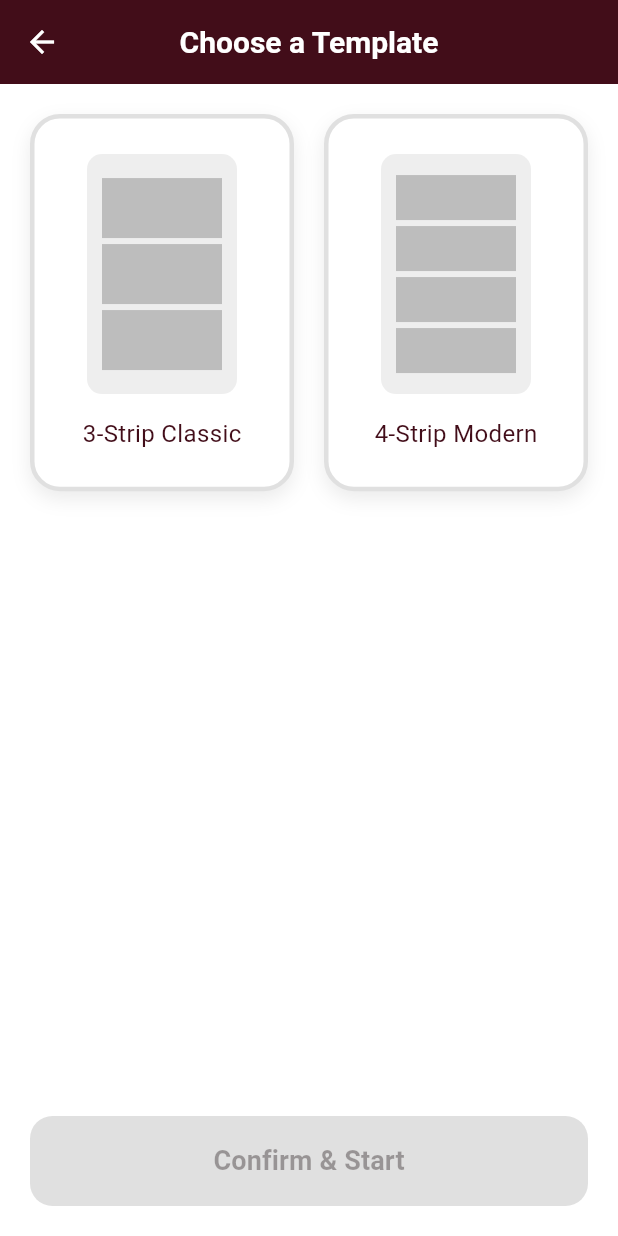
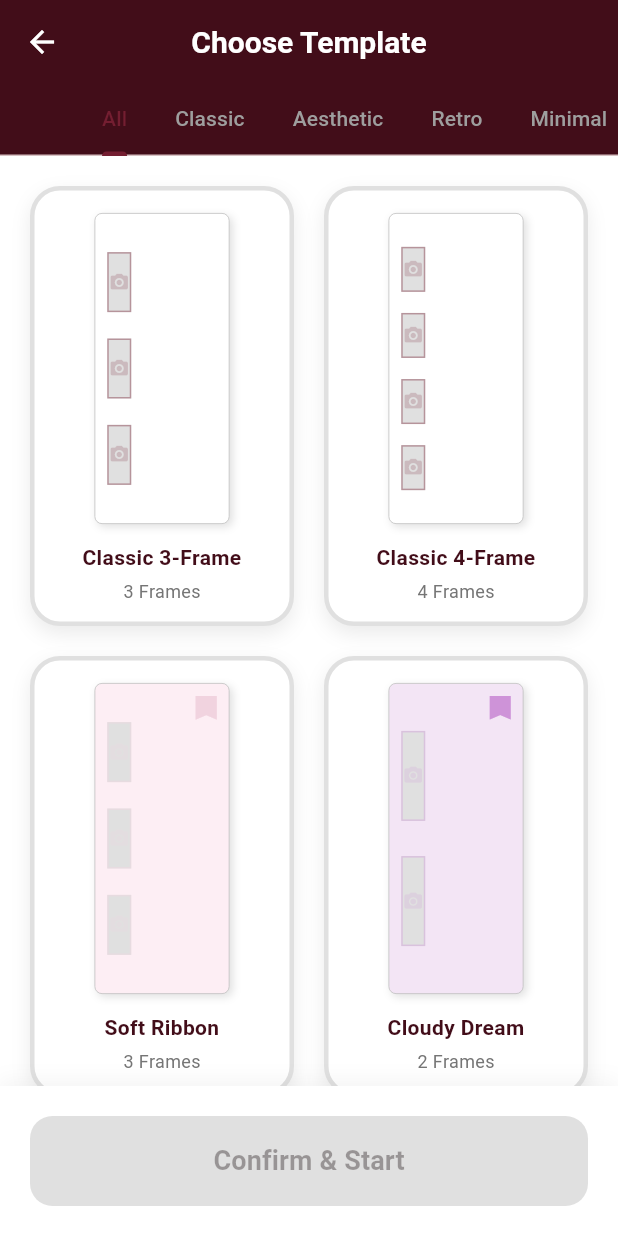
Before and after one commit to Rophile/PABP, a Flutter app: the TemplateSelectionScreen screen opened directly, on a phone screen of 412 x 824 dp. Run offline on Flutter 3.47's test engine with Material 3 defaults, Android fonts, the phone set to English and light mode, and no system bars; our stand-ins replace camera, permission_handler, share_plus, supabase_flutter; missing offline and left inert: gal; accounts and stored records are empty.

Commit message:
Photostrip Theater Ticket

```diff
--- a/snapbooth_mobile/lib/models/template.dart
+++ b/snapbooth_mobile/lib/models/template.dart
@@ -1,30 +1,113 @@
-enum TemplateLayout { vertical3, vertical4 }
+import 'package:flutter/material.dart';
+
+enum TemplateLayout { vertical }
 
 class PhotostripTemplate {
   final String id;
   final String name;
   final TemplateLayout layout;
   final int slotCount;
+  final Color backgroundColor;
+  final Color accentColor;
+  final String description;
+  final String category; // 'Classic', 'Aesthetic', 'Retro', 'Minimal'
 
   PhotostripTemplate({
     required this.id,
     required this.name,
     required this.layout,
     required this.slotCount,
+    this.backgroundColor = Colors.white,
+    this.accentColor = const Color(0xFF741E31),
+    this.description = '',
+    this.category = 'Classic',
   });
 
   static List<PhotostripTemplate> availableTemplates = [
+    // CLASSIC
     PhotostripTemplate(
-      id: '3-strip-vertical',
-      name: '3-Strip Classic',
-      layout: TemplateLayout.vertical3,
+      id: 'classic-3',
+      name: 'Classic 3-Frame',
+      layout: TemplateLayout.vertical,
       slotCount: 3,
+      category: 'Classic',
+      description: 'The standard vintage photobooth look.',
     ),
     PhotostripTemplate(
-      id: '4-strip-vertical',
-      name: '4-Strip Modern',
-      layout: TemplateLayout.vertical4,
+      id: 'classic-4',
+      name: 'Classic 4-Frame',
+      layout: TemplateLayout.vertical,
       slotCount: 4,
+      category: 'Classic',
+      description: 'More frames for more memories.',
+    ),
+
+    // AESTHETIC / SOFT
+    PhotostripTemplate(
+      id: 'aesthetic-pink-3',
+      name: 'Soft Ribbon',
+      layout: TemplateLayout.vertical,
+      slotCount: 3,
+      backgroundColor: const Color(0xFFFDEEF4),
+      accentColor: const Color(0xFFF1D3DF),
+      category: 'Aesthetic',
+      description: 'Pink pastel with ribbon decorations.',
+    ),
+    PhotostripTemplate(
+      id: 'aesthetic-lavender-2',
+      name: 'Cloudy Dream',
+      layout: TemplateLayout.vertical,
+      slotCount: 2,
+      backgroundColor: const Color(0xFFF3E5F5),
+      accentColor: const Color(0xFFCE93D8),
+      category: 'Aesthetic',
+      description: 'Spacious dual-frame with a dreamy vibe.',
+    ),
+
+    // RETRO / VINTAGE
+    PhotostripTemplate(
+      id: 'retro-sepia-4',
+      name: 'Retro Vinyl',
+      layout: TemplateLayout.vertical,
+      slotCount: 4,
+      backgroundColor: const Color(0xFFF5F5DC),
+      accentColor: const Color(0xFF8B4513),
+      category: 'Retro',
+      description: 'Old-school aesthetic with warm tones.',
+    ),
+    PhotostripTemplate(
+      id: 'retro-denim-3',
+      name: '90s Vibe',
+      layout: TemplateLayout.vertical,
+      slotCount: 3,
+      backgroundColor: const Color(0xFFE3F2FD),
+      accentColor: const Color(0xFF1976D2),
+      category: 'Retro',
+      description: 'Blue gradients and retro typography.',
+    ),
+
+    // MINIMAL / DARK
+    PhotostripTemplate(
+      id: 'minimal-black-4',
+      name: 'Noir Elegance',
+      layout: TemplateLayout.vertical,
+      slotCount: 4,
+      backgroundColor: const Color(0xFF212121),
+      accentColor: Colors.white,
+      category: 'Minimal',
+      description: 'Sleek black background for high contrast.',
+    ),
+
+    // SPECIAL THEME
+    PhotostripTemplate(
+      id: 'theater-ticket-3',
+      name: 'Theater Ticket',
+      layout: TemplateLayout.vertical,
+      slotCount: 3,
+      backgroundColor: const Color(0xFFF5F5DC), // Creamy beige
+      accentColor: const Color(0xFF8B0000), // Dark Red
+      category: 'Special',
+      description: 'A vintage theater ticket with stub and barcode.',
     ),
   ];
 }
--- a/snapbooth_mobile/lib/screens/template_selection_screen.dart
+++ b/snapbooth_mobile/lib/screens/template_selection_screen.dart
@@ -4,33 +4,88 @@ import 'package:snapbooth_mobile/models/template.dart';
 import 'package:snapbooth_mobile/providers/photobooth_provider.dart';
 import 'package:snapbooth_mobile/screens/photobooth_screen.dart';
 
-class TemplateSelectionScreen extends StatelessWidget {
+class TemplateSelectionScreen extends StatefulWidget {
   const TemplateSelectionScreen({super.key});
 
   @override
+  State<TemplateSelectionScreen> createState() => _TemplateSelectionScreenState();
+}
+
+class _TemplateSelectionScreenState extends State<TemplateSelectionScreen> with SingleTickerProviderStateMixin {
+  late TabController _tabController;
+  final List<String> categories = ['All', 'Classic', 'Aesthetic', 'Retro', 'Minimal', 'Special'];
+
+  @override
+  void initState() {
+    super.initState();
+    _tabController = TabController(length: categories.length, vsync: this);
+  }
+
+  @override
+  void dispose() {
+    _tabController.dispose();
+    super.dispose();
+  }
+
+  @override
   Widget build(BuildContext context) {
-    final templates = PhotostripTemplate.availableTemplates;
-
     return Scaffold(
       appBar: AppBar(
-        title: const Text('Choose a Template'),
+        title: const Text('Choose Template'),
         centerTitle: true,
+        bottom: TabBar(
+          controller: _tabController,
+          isScrollable: true,
+          labelColor: const Color(0xFF741E31),
+          unselectedLabelColor: Colors.grey,
+          indicatorColor: const Color(0xFF741E31),
+          tabs: categories.map((cat) => Tab(text: cat)).toList(),
+        ),
       ),
       body: SafeArea(
         child: Column(
           children: [
             Expanded(
-              child: GridView.builder(
+              child: TabBarView(
+                controller: _tabController,
+                children: categories.map((category) {
+                  final filteredTemplates = category == 'All'
+                      ? PhotostripTemplate.availableTemplates
+                      : PhotostripTemplate.availableTemplates
+                          .where((t) => t.category == category)
+                          .toList();
+
+                  return GridView.builder(
                     padding: const EdgeInsets.all(20),
                     gridDelegate: const SliverGridDelegateWithFixedCrossAxisCount(
                       crossAxisCount: 2,
-                  childAspectRatio: 0.7,
+                      childAspectRatio: 0.6,
                       crossAxisSpacing: 20,
                       mainAxisSpacing: 20,
                     ),
-                itemCount: templates.length,
+                    itemCount: filteredTemplates.length,
                     itemBuilder: (context, index) {
-                  final template = templates[index];
+                      return _TemplateCard(template: filteredTemplates[index]);
+                    },
+                  );
+                }).toList(),
+              ),
+            ),
+            const _SelectionFooter(),
+          ],
+        ),
+      ),
+    );
+  }
+}
+
+class _TemplateCard extends StatelessWidget {
+  final PhotostripTemplate template;
+
+  const _TemplateCard({required this.template});
+
+  @override
+  Widget build(BuildContext context) {
     return Consumer<PhotoboothProvider>(
       builder: (context, provider, child) {
         final isSelected = provider.selectedTemplate?.id == template.id;
@@ -39,7 +94,7 @@ class TemplateSelectionScreen extends StatelessWidget {
           child: AnimatedContainer(
             duration: const Duration(milliseconds: 200),
             decoration: BoxDecoration(
-                            color: isSelected ? const Color(0xFFF6BAD6) : Colors.white,
+              color: isSelected ? const Color(0xFFF1D3DF) : Colors.white,
               borderRadius: BorderRadius.circular(20),
               border: Border.all(
                 color: isSelected ? const Color(0xFF741E31) : Colors.grey.shade300,
@@ -54,35 +109,95 @@ class TemplateSelectionScreen extends StatelessWidget {
               ],
             ),
             child: Column(
-                            mainAxisAlignment: MainAxisAlignment.center,
               children: [
-                              Container(
-                                height: 160,
-                                width: 100,
+                const SizedBox(height: 15),
+                // Visual Template Preview
+                Expanded(
+                  child: Center(
+                    child: Container(
+                      width: 90,
+                      padding: const EdgeInsets.all(8),
                       decoration: BoxDecoration(
-                                  color: Colors.grey.shade200,
-                                  borderRadius: BorderRadius.circular(10),
+                        color: template.backgroundColor,
+                        borderRadius: BorderRadius.circular(5),
+                        border: Border.all(color: Colors.grey.shade400, width: 0.5),
+                        boxShadow: [
+                          BoxShadow(
+                            color: Colors.black.withAlpha(30),
+                            blurRadius: 4,
+                            offset: const Offset(2, 2),
                           ),
-                                child: Column(
-                                  mainAxisAlignment: MainAxisAlignment.center,
+                        ],
+                      ),
+                      child: Stack(
+                        children: [
+                          // Frames
+                          Column(
+                            mainAxisAlignment: MainAxisAlignment.spaceEvenly,
                             children: List.generate(
                               template.slotCount,
                               (index) => Container(
                                 height: 120 / template.slotCount,
-                                      width: 80,
-                                      margin: const EdgeInsets.all(2),
-                                      color: Colors.grey.shade400,
+                                decoration: BoxDecoration(
+                                  color: Colors.grey.shade300,
+                                  border: Border.all(color: template.accentColor.withAlpha(100), width: 1),
+                                ),
+                                child: Icon(
+                                  Icons.camera_alt,
+                                  size: 14,
+                                  color: template.accentColor.withAlpha(50),
                                 ),
                               ),
                             ),
                           ),
-                              const SizedBox(height: 15),
+                          // Decorative Elements (Ribbon/Stickers simulated)
+                          if (template.category == 'Aesthetic')
+                            Positioned(
+                              top: -5,
+                              right: -5,
+                              child: Icon(Icons.bookmark, color: template.accentColor, size: 24),
+                            ),
+                          if (template.category == 'Retro')
+                            Positioned(
+                              bottom: 2,
+                              left: 2,
+                              child: Text(
+                                'MAY 2026',
+                                style: TextStyle(
+                                  fontSize: 6,
+                                  fontWeight: FontWeight.bold,
+                                  color: template.accentColor,
+                                  fontFamily: 'monospace',
+                                ),
+                              ),
+                            ),
+                        ],
+                      ),
+                    ),
+                  ),
+                ),
+                Padding(
+                  padding: const EdgeInsets.all(12.0),
+                  child: Column(
+                    children: [
                       Text(
                         template.name,
+                        textAlign: TextAlign.center,
                         style: TextStyle(
-                                  fontWeight: isSelected ? FontWeight.bold : FontWeight.normal,
+                          fontWeight: FontWeight.bold,
                           color: const Color(0xFF420D19),
-                                  fontSize: 16,
+                          fontSize: 14,
+                        ),
+                      ),
+                      const SizedBox(height: 4),
+                      Text(
+                        '${template.slotCount} Frames',
+                        style: TextStyle(
+                          fontSize: 12,
+                          color: Colors.grey.shade600,
+                        ),
+                      ),
+                    ],
                   ),
                 ),
               ],
@@ -91,18 +206,48 @@ class TemplateSelectionScreen extends StatelessWidget {
         );
       },
     );
-                },
+  }
+}
+
+class _SelectionFooter extends StatelessWidget {
+  const _SelectionFooter();
+
+  @override
+  Widget build(BuildContext context) {
+    return Container(
+      padding: const EdgeInsets.all(20.0),
+      decoration: BoxDecoration(
+        color: Colors.white,
+        boxShadow: [
+          BoxShadow(
+            color: Colors.black.withAlpha(10),
+            blurRadius: 10,
+            offset: const Offset(0, -5),
+          ),
+        ],
+      ),
+      child: Consumer<PhotoboothProvider>(
+        builder: (context, provider, child) {
+          final isSelected = provider.selectedTemplate != null;
+          return Column(
+            mainAxisSize: MainAxisSize.min,
+            children: [
+              if (isSelected)
+                Padding(
+                  padding: const EdgeInsets.only(bottom: 15),
+                  child: Text(
+                    'Selected: ${provider.selectedTemplate!.name}',
+                    style: const TextStyle(
+                      fontWeight: FontWeight.w600,
+                      color: Color(0xFF741E31),
                     ),
                   ),
-            Padding(
-              padding: const EdgeInsets.all(20.0),
-              child: Consumer<PhotoboothProvider>(
-                builder: (context, provider, child) {
-                  return SizedBox(
+                ),
+              SizedBox(
                 width: double.infinity,
                 height: 60,
                 child: ElevatedButton(
-                      onPressed: provider.selectedTemplate == null
+                  onPressed: !isSelected
                       ? null
                       : () {
                           Navigator.push(
@@ -119,18 +264,17 @@ class TemplateSelectionScreen extends StatelessWidget {
                     shape: RoundedRectangleBorder(
                       borderRadius: BorderRadius.circular(15),
                     ),
+                    elevation: 0,
                   ),
                   child: const Text(
                     'Confirm & Start',
                     style: TextStyle(fontSize: 18, fontWeight: FontWeight.bold),
                   ),
                 ),
+              ),
+            ],
           );
         },
-              ),
-            ),
-          ],
-        ),
       ),
     );
   }
--- a/snapbooth_mobile/lib/services/image_service.dart
+++ b/snapbooth_mobile/lib/services/image_service.dart
@@ -18,21 +18,114 @@ class ImageService {
     const double photoWidth = stripWidth - (padding * 2);
     const double photoHeight = photoWidth * 0.75; // 4:3 aspect ratio for each photo
 
-    final double stripHeight = (padding * (photos.length + 1)) + (photoHeight * photos.length);
+    final double footerHeight = 80.0;
+    final double stripHeight = (padding * (photos.length + 1)) + (photoHeight * photos.length) + footerHeight;
 
     final ui.PictureRecorder recorder = ui.PictureRecorder();
     final ui.Canvas canvas = ui.Canvas(recorder, ui.Rect.fromLTWH(0, 0, stripWidth, stripHeight));
 
-    final Paint paint = Paint()..color = Colors.white;
-    canvas.drawRect(ui.Rect.fromLTWH(0, 0, stripWidth, stripHeight), paint);
+    // Draw background
+    final Paint bgPaint = Paint()..color = template.backgroundColor;
+    canvas.drawRect(ui.Rect.fromLTWH(0, 0, stripWidth, stripHeight), bgPaint);
+
+    double currentTop = padding;
+
+    // Special Header for Theater Ticket
+    if (template.id == 'theater-ticket-3') {
+      final headerPainter = TextPainter(
+        text: TextSpan(
+          text: '★ ★ ★\nTHEATER TICKET',
+          style: TextStyle(
+            color: template.accentColor,
+            fontSize: 40,
+            fontWeight: FontWeight.bold,
+            height: 1.2,
+          ),
+        ),
+        textAlign: TextAlign.center,
+        textDirection: TextDirection.ltr,
+      );
+      headerPainter.layout(width: stripWidth);
+      headerPainter.paint(canvas, Offset(0, currentTop));
+      currentTop += headerPainter.height + padding;
+    }
 
     for (int i = 0; i < photos.length; i++) {
       final ui.Image image = await _loadUiImage(photos[i].path);
 
-      final double top = padding + (i * (photoHeight + padding));
-      final Rect destRect = Rect.fromLTWH(padding, top, photoWidth, photoHeight);
+      final Rect destRect = Rect.fromLTWH(padding, currentTop, photoWidth, photoHeight);
+
+      // Draw frame border
+      final Paint borderPaint = Paint()
+        ..color = template.accentColor.withAlpha(100)
+        ..style = ui.PaintingStyle.stroke
+        ..strokeWidth = 2.0;
+      canvas.drawRect(destRect, borderPaint);
 
       _paintImage(canvas, image, destRect);
+      currentTop += photoHeight + padding;
+    }
+
+    // Special Footer for Theater Ticket
+    if (template.id == 'theater-ticket-3') {
+      // Perforated line simulation
+      final dashPaint = Paint()
+        ..color = template.accentColor.withAlpha(100)
+        ..strokeWidth = 2
+        ..style = PaintingStyle.stroke;
+
+      double dashWidth = 10, dashSpace = 5;
+      double startX = 0;
+      while (startX < stripWidth) {
+        canvas.drawLine(Offset(startX, currentTop), Offset(startX + dashWidth, currentTop), dashPaint);
+        startX += dashWidth + dashSpace;
+      }
+      currentTop += padding;
+
+      // Data fields
+      final dataPainter = TextPainter(
+        text: TextSpan(
+          text: 'MON, JUN 29    ROW 38    SEAT A45',
+          style: TextStyle(
+            color: template.accentColor,
+            fontSize: 22,
+            fontWeight: FontWeight.w600,
+            letterSpacing: 1,
+          ),
+        ),
+        textDirection: TextDirection.ltr,
+      );
+      dataPainter.layout();
+      dataPainter.paint(canvas, Offset((stripWidth - dataPainter.width) / 2, currentTop));
+      currentTop += dataPainter.height + padding;
+
+      // Barcode simulation
+      final barcodePaint = Paint()..color = template.accentColor;
+      double barcodeX = padding * 2;
+      for (int i = 0; i < 40; i++) {
+        double w = (i % 3 == 0) ? 8.0 : 3.0;
+        canvas.drawRect(Rect.fromLTWH(barcodeX, currentTop, w, 40), barcodePaint);
+        barcodeX += w + 4;
+      }
+    } else {
+      // Standard Footer
+      final textPainter = TextPainter(
+        text: TextSpan(
+          text: 'SnapBooth',
+          style: TextStyle(
+            color: template.accentColor,
+            fontSize: 32,
+            fontWeight: FontWeight.bold,
+            letterSpacing: 2,
+          ),
+        ),
+        textDirection: TextDirection.ltr,
+      );
+      textPainter.layout();
+      textPainter.paint(
+        canvas,
+        Offset((stripWidth - textPainter.width) / 2, stripHeight - footerHeight + (footerHeight - textPainter.height) / 2),
+      );
     }
 
     final ui.Picture picture = recorder.endRecording();
```
Lines whose indentation alone changed are shown as unchanged.
